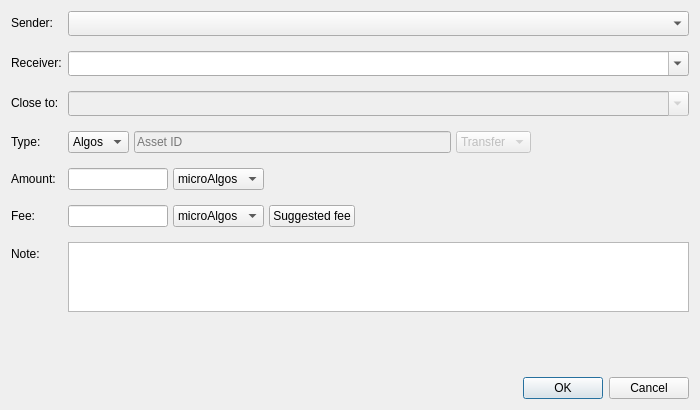
Above: Interfaces/Transaction/Ui_Transaction.ui from CiottiGiorgio/Algorand-Wallet-Manager before the change. Below: the same form after it.
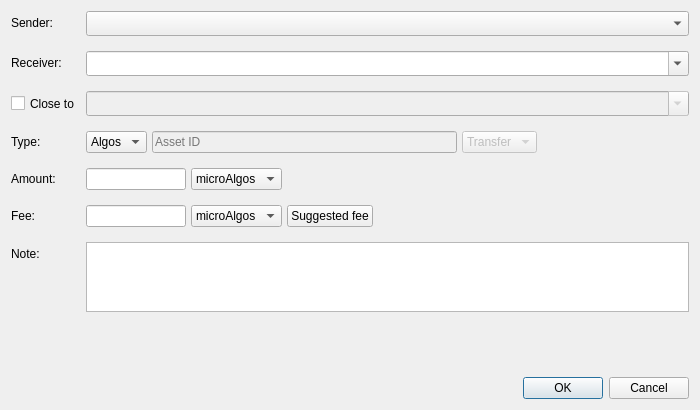
That is the form after the change.

Commit message: Moved account closing on TransactionWindow.

Diff of the .ui file:
```diff
--- a/Interfaces/Transaction/Ui_Transaction.ui
+++ b/Interfaces/Transaction/Ui_Transaction.ui
@@ -76,9 +76,18 @@
     </widget>
    </item>
    <item row="2" column="0">
-    <widget class="QLabel" name="label_7">
+    <widget class="QCheckBox" name="checkBox_CloseTo">
+     <property name="sizePolicy">
+      <sizepolicy hsizetype="Fixed" vsizetype="Expanding">
+       <horstretch>0</horstretch>
+       <verstretch>0</verstretch>
+      </sizepolicy>
+     </property>
      <property name="text">
-      <string>Close to:</string>
+      <string>Close to</string>
+     </property>
+     <property name="tristate">
+      <bool>false</bool>
      </property>
     </widget>
    </item>
```
Left out of the diff: 5 changed lines with no effect on the pictures. The commit also changes 10 other files.
